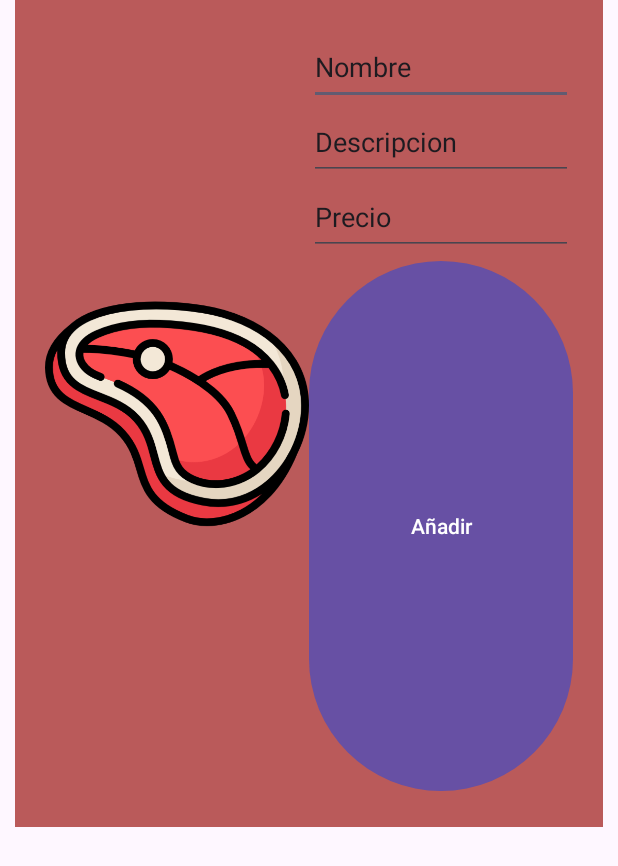
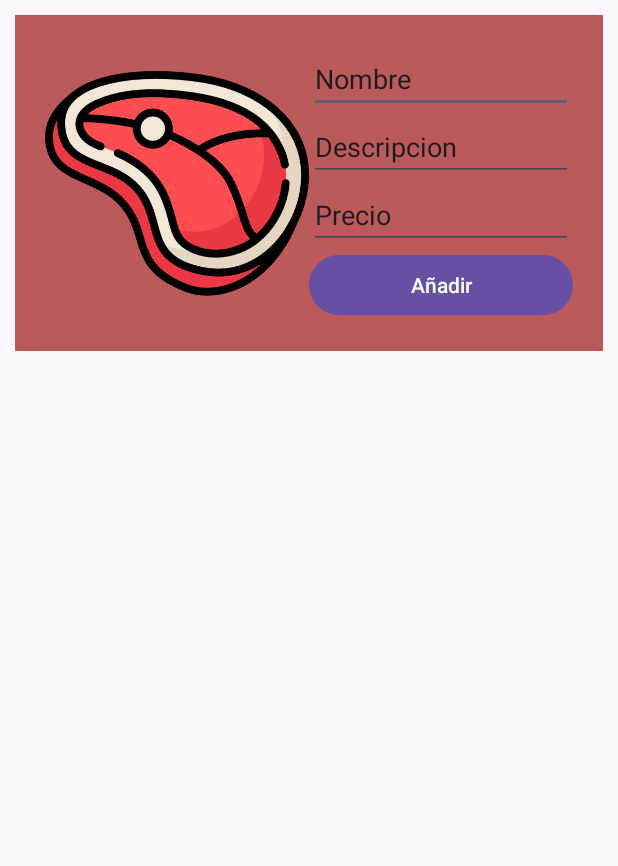
Before and after one commit to alvarohv2021/AppTienda, an Android app: the layout upload_product_dialog.xml on its own in the app's theme, with its tools: preview values and no code run, on a phone screen of 412 x 824 dp. Shown: the top 866 px of the screen. Run offline under Robolectric (Android 15) with nearby library versions, the phone set to English and light mode, and no system bars.

Commit message:
El programa peta

```diff
--- a/app/src/main/AndroidManifest.xml
+++ b/app/src/main/AndroidManifest.xml
@@ -13,13 +13,13 @@
         android:theme="@style/Theme.AppTienda"
         tools:targetApi="31">
         <activity
+            android:name=".MainActivity2"
+            android:exported="false" />
+        <activity
             android:name=".ProductActivity"
             android:exported="false" />
         <activity
             android:name=".CProduct"
-            android:exported="false" />
-        <activity
-            android:name=".MainActivity2"
             android:exported="false" />
         <activity
             android:name=".MainActivity"
--- /dev/null
+++ b/app/src/main/java/com/example/apptienda/AddProductToRecyclerView.java
@@ -0,0 +1,6 @@
+package com.example.apptienda;
+
+public interface AddProductToRecyclerView {
+
+    public void addProductToRecyclerView(CProduct product);
+}
--- a/app/src/main/java/com/example/apptienda/ProductList.java
+++ b/app/src/main/java/com/example/apptienda/ProductList.java
@@ -28,6 +28,7 @@ public class ProductList {
 
     }
 
+    //Creamos metodos propios que realizan la misma funcion que realizan metodos del arrayList para poder llamarlos
     public CProduct getProduct(int position) {
         return CProductList.get(position);
     }
@@ -39,4 +40,9 @@ public class ProductList {
     public void remove(int posicion) {
         CProductList.remove(posicion);
     }
+
+    public void addProducto(CProduct product) {
+        //Añadimos un producto en la ultima posicion de la lista
+        CProductList.add(product);
+    }
 }
--- a/app/src/main/java/com/example/apptienda/Product_RecyclerViewAdapter.java
+++ b/app/src/main/java/com/example/apptienda/Product_RecyclerViewAdapter.java
@@ -57,7 +57,7 @@ public class Product_RecyclerViewAdapter extends RecyclerView.Adapter<Product_Re
 
 
                 // Llama al método de la interfaz para añadir el producto y su precio al valor total
-                listener.añadirProducto(position, producto.getPrecio());
+                listener.añadirProductoAlCarrito(position, producto.getPrecio());
             }
         });
 
--- a/app/src/main/java/com/example/apptienda/añadirProductos.java
+++ b/app/src/main/java/com/example/apptienda/añadirProductos.java
@@ -2,6 +2,6 @@ package com.example.apptienda;
 
 public interface añadirProductos {
 
-    public void añadirProducto(int position, float precio);
+    public void añadirProductoAlCarrito(int position, float precio);
 
 }
--- a/app/src/main/res/layout/activity_main.xml
+++ b/app/src/main/res/layout/activity_main.xml
@@ -7,7 +7,7 @@
     tools:context=".MainActivity">
 
     <com.google.android.material.floatingactionbutton.FloatingActionButton
-        android:id="@+id/addProductButton"
+        android:id="@+id/añadirProducto"
         android:layout_width="wrap_content"
         android:layout_height="wrap_content"
         android:layout_marginEnd="30dp"
@@ -16,7 +16,7 @@
         app:fabCustomSize="50dp"
         app:layout_constraintBottom_toBottomOf="parent"
         app:layout_constraintEnd_toEndOf="parent"
-        app:srcCompat="@drawable/plus" />
+        android:src="@drawable/plus" />
 
     <LinearLayout
         android:id="@+id/linearLayout"
--- a/app/src/main/res/layout/upload_product_dialog.xml
+++ b/app/src/main/res/layout/upload_product_dialog.xml
@@ -7,46 +7,48 @@
 
     <LinearLayout
         android:layout_width="match_parent"
-        android:layout_height="match_parent"
+        android:layout_height="wrap_content"
         android:layout_margin="10dp"
         android:background="#BA5A5A"
         android:orientation="horizontal"
         android:padding="20dp"
-        tools:layout_editor_absoluteX="10dp"
-        tools:layout_editor_absoluteY="10dp">
+        app:layout_constraintBottom_toBottomOf="parent"
+        app:layout_constraintEnd_toEndOf="parent"
+        app:layout_constraintStart_toStartOf="parent"
+        app:layout_constraintTop_toTopOf="parent">
 
         <ImageView
             android:id="@+id/imageView2"
             android:layout_width="wrap_content"
-            android:layout_height="wrap_content"
+            android:layout_height="match_parent"
             android:layout_weight="1"
             android:src="@drawable/carne" />
 
         <LinearLayout
             android:layout_width="match_parent"
-            android:layout_height="match_parent"
+            android:layout_height="wrap_content"
             android:layout_weight="1"
             android:orientation="vertical">
 
             <EditText
-                android:id="@+id/editTextText3"
+                android:id="@+id/nombre"
                 android:layout_width="match_parent"
-                android:layout_height="50dp"
+                android:layout_height="wrap_content"
                 android:ems="10"
                 android:inputType="text"
                 android:text="Nombre" />
 
             <EditText
-                android:id="@+id/editTextText2"
+                android:id="@+id/descripcion"
                 android:layout_width="match_parent"
-                android:layout_height="50dp"
+                android:layout_height="wrap_content"
                 android:inputType="text"
                 android:text="Descripcion" />
 
             <EditText
-                android:id="@+id/editTextText"
+                android:id="@+id/precio"
                 android:layout_width="match_parent"
-                android:layout_height="50dp"
+                android:layout_height="wrap_content"
                 android:ems="10"
                 android:inputType="text"
                 android:text="Precio" />
@@ -54,9 +56,9 @@
             <Button
                 android:id="@+id/añadirProducto"
                 android:layout_width="match_parent"
-                android:layout_height="match_parent"
-                android:layout_weight="1"
-                android:text="Añadir" />
+                android:layout_height="wrap_content"
+                android:text="Añadir"
+                tools:ignore="NestedWeights" />
         </LinearLayout>
 
     </LinearLayout>
```
Also changed, not shown: app/src/main/java/com/example/apptienda/AddProductDialog.java (added, +52 -0 lines), app/src/main/java/com/example/apptienda/MainActivity.java (+24 -4 lines).
